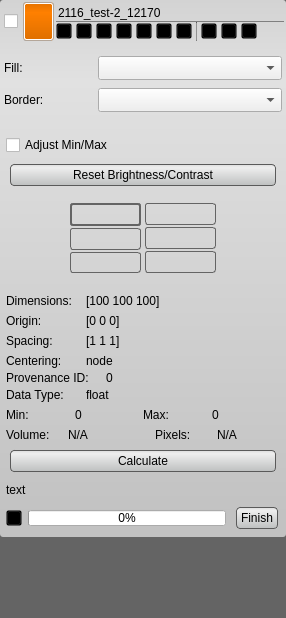
Above: src/Interface/Application/LayerWidget.ui from SCIInstitute/Seg3D before the change. Below: the same form after it.
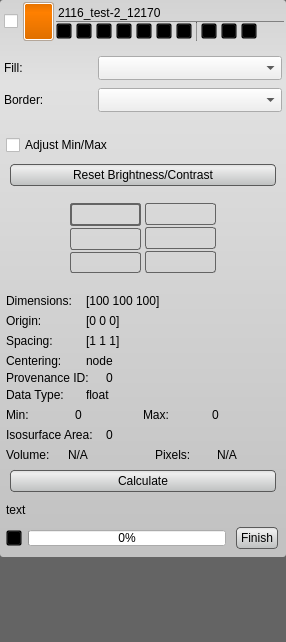
That is the form after the change. Icons and pictures are not drawn. Custom widgets are drawn as their Qt base class.

Commit message: Fixed a possible crash bug in the DatabaseManager. Display warning messages in the status bar. Added code to compute isosurface area. Fixed some compiler warnings in MRCLayerExporter. Fixed a bug in the ToolManager where old active tool information tool is not reset when creating new project.

```diff
--- a/src/Interface/Application/LayerWidget.ui
+++ b/src/Interface/Application/LayerWidget.ui
@@ -7,7 +7,7 @@
     <x>0</x>
     <y>0</y>
     <width>286</width>
-    <height>618</height>
+    <height>642</height>
    </rect>
   </property>
   <property name="mouseTracking">
@@ -1652,6 +1652,50 @@
               </layout>
              </widget>
             </item>
+            <item>
+             <widget class="QWidget" name="isosurface_area_widget_" native="true">
+              <property name="minimumSize">
+               <size>
+                <width>0</width>
+                <height>20</height>
+               </size>
+              </property>
+              <property name="maximumSize">
+               <size>
+                <width>16777215</width>
+                <height>20</height>
+               </size>
+              </property>
+              <layout class="QHBoxLayout" name="horizontalLayout_26">
+               <property name="spacing">
+                <number>0</number>
+               </property>
+               <property name="margin">
+                <number>0</number>
+               </property>
+               <item>
+                <widget class="QLabel" name="label_4">
+                 <property name="maximumSize">
+                  <size>
+                   <width>100</width>
+                   <height>16777215</height>
+                  </size>
+                 </property>
+                 <property name="text">
+                  <string>Isosurface Area:</string>
+                 </property>
+                </widget>
+               </item>
+               <item>
+                <widget class="QLabel" name="isosurface_area_">
+                 <property name="text">
+                  <string>0</string>
+                 </property>
+                </widget>
+               </item>
+              </layout>
+             </widget>
+            </item>
             <item>
              <widget class="QWidget" name="mask_volume_widget_" native="true">
               <layout class="QVBoxLayout" name="verticalLayout_16">
```
The commit also changes 12 other files.
